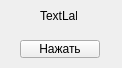
Old version of the form exam/cardwidget.ui in the repository wilssuur/221-3210-Koptikova.
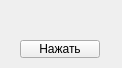
New version of the form.

```diff
--- a/exam/cardwidget.ui
+++ b/exam/cardwidget.ui
@@ -36,7 +36,7 @@
     </rect>
    </property>
    <property name="text">
-    <string>TextLabel</string>
+    <string/>
    </property>
   </widget>
  </widget>
```
